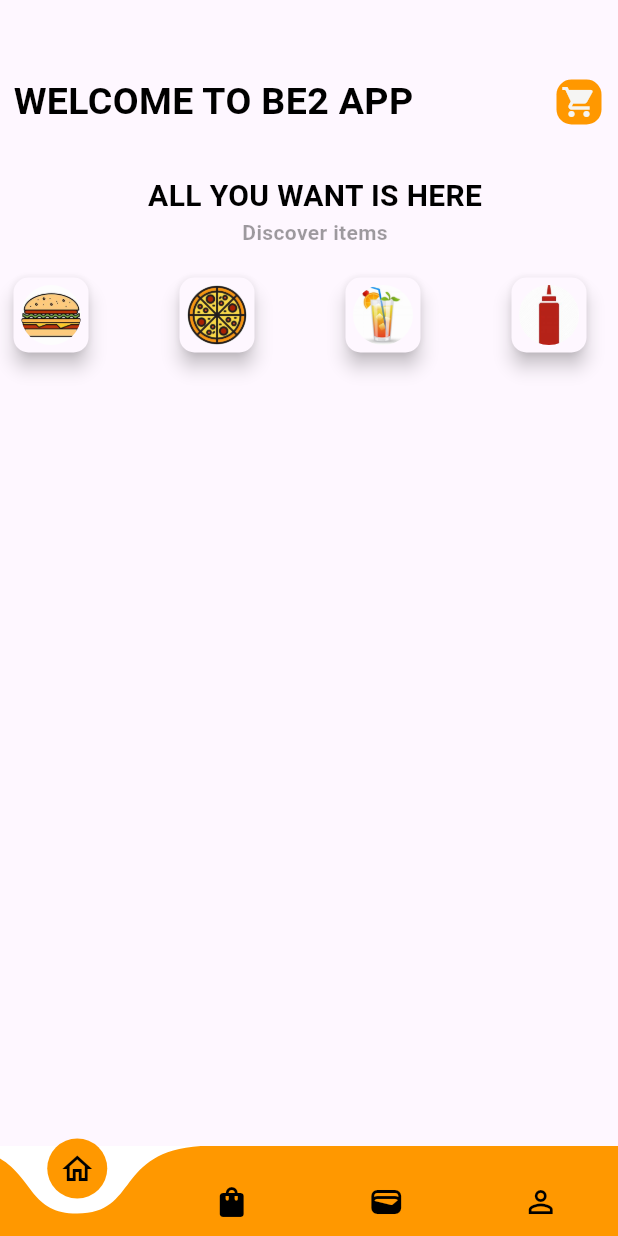
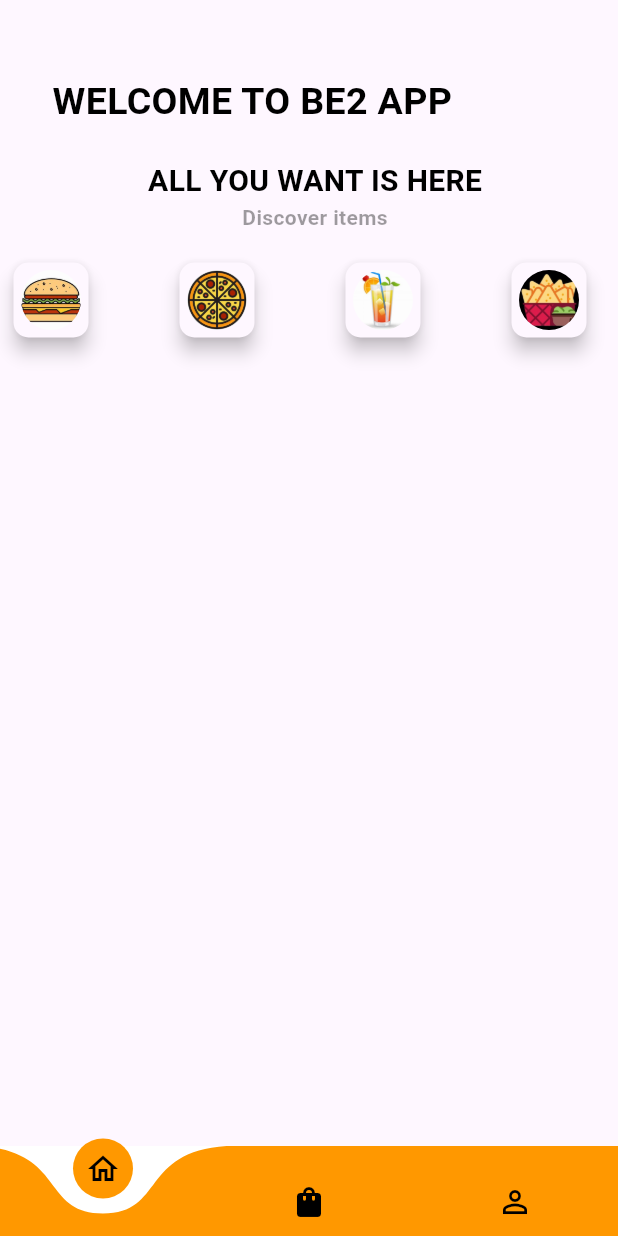
Before and after one commit to ACICT-DEPI/ONL1_SWD4_S1e-Merkato, a Flutter app: the BottomNav screen opened directly, on a phone screen of 412 x 824 dp. Run offline on Flutter 3.47's test engine with Material 3 defaults, Android fonts, the phone set to English and light mode, and no system bars; drawn by our look-alikes of curved_navigation_bar; our stand-ins replace cloud_firestore, country_code_picker, firebase_auth, firebase_core, firebase_storage, image_picker and 2 more; accounts and stored records are empty.

Commit message:
last one

```diff
--- a/lib/pages/wallet.dart
+++ b/lib/admin/List.dart
@@ -1,12 +1,12 @@
 import 'package:flutter/material.dart';
 import 'package:cloud_firestore/cloud_firestore.dart';
 
-class Wallet extends StatefulWidget {
+class OrdersList extends StatefulWidget {
   @override
-  _WalletState createState() => _WalletState();
+  _OrdersListState createState() => _OrdersListState();
 }
 
-class _WalletState extends State<Wallet> {
+class _OrdersListState extends State<OrdersList> {
   List<bool> orderCheckedList = [];
 
   @override
--- a/lib/admin/add_food.dart
+++ b/lib/admin/add_food.dart
@@ -14,7 +14,7 @@ class AddFood extends StatefulWidget {
 }
 
 class _AddFoodState extends State<AddFood> {
-  final List<String> items = ['Burger', 'Pizza', 'Drinks', 'Sauces'];
+  final List<String> items = ['Burger', 'Pizza', 'Drinks', 'Appetizers'];
   String? value;
   TextEditingController namecontroller = TextEditingController();
   TextEditingController pricecontroller = TextEditingController();
--- a/lib/main.dart
+++ b/lib/main.dart
@@ -12,7 +12,6 @@ import 'package:marwan_be2/pages/details.dart';
 import 'package:marwan_be2/pages/home.dart';
 import 'package:marwan_be2/pages/login.dart';
 import 'package:marwan_be2/pages/singin.dart';
-import 'package:marwan_be2/pages/wallet.dart';
 
 void main() async {
   // // fire base connection
@@ -51,7 +50,7 @@ class MyApp extends StatelessWidget {
           colorScheme: ColorScheme.fromSeed(seedColor: Colors.deepPurple),
           useMaterial3: true,
         ),
-        home: LunchPage());
+        home: BottomNav());
   }
 }
 
--- a/lib/pages/bottomNav.dart
+++ b/lib/pages/bottomNav.dart
@@ -2,80 +2,63 @@ import 'package:flutter/material.dart';
 import 'package:marwan_be2/pages/home.dart';
 import 'package:marwan_be2/pages/order.dart';
 import 'package:marwan_be2/pages/profile.dart';
-import 'package:marwan_be2/pages/wallet.dart';
 import 'package:curved_navigation_bar/curved_navigation_bar.dart';
 
-
-
 class BottomNav extends StatefulWidget {
-  const BottomNav({super.key});
+  const BottomNav({Key? key}) : super(key: key);
 
   @override
   State<BottomNav> createState() => _BottomNavState();
 }
 
 class _BottomNavState extends State<BottomNav> {
-  int currenTabindex=0;
+  int currentIndex = 0;
 
-// HOME PAGE NAV BAR ADDING
-  late List<Widget>pages;
-  late Widget curretPage;
-  late Home homepage;
-  late Profile profile;
-  late Order order;
-  late Wallet wallet;
+  late List<Widget> pages;
+  late Home homePage;
+  late Profile profilePage;
+  late Order orderPage;
 
   @override
   void initState() {
-    homepage=Home();
-    order=Order();
-    wallet=Wallet();
-    profile=Profile();
+    homePage = Home();
+    orderPage = Order();
+    profilePage = Profile();
 
-    pages=[homepage,order,wallet,profile];
-
+    pages = [homePage, orderPage, profilePage];
 
     super.initState();
   }
 
-
-
   @override
   Widget build(BuildContext context) {
-    return  Scaffold(
-        bottomNavigationBar: CurvedNavigationBar
-        (
-           height:60.0 ,
+    return Scaffold(
+      bottomNavigationBar: CurvedNavigationBar(
+        height: 60.0,
         backgroundColor: Colors.white,
         color: Colors.orange,
-
-           animationDuration: Duration(milliseconds: 500) ,
-           onTap: (int index){
+        animationDuration: Duration(milliseconds: 500),
+        onTap: (int index) {
           setState(() {
-                currenTabindex=index;
+            currentIndex = index;
           });
-
         },
-
-          items:
-        [Icon
-        (Icons.home_outlined,
+        items: [
+          Icon(
+            Icons.home_outlined,
             color: Colors.black,
           ),
-        Icon
-        (Icons.shopping_bag_rounded,
+          Icon(
+            Icons.shopping_bag_rounded,
             color: Colors.black,
           ),
-        Icon
-        (Icons.wallet_outlined,
+          Icon(
+            Icons.person_outline,
             color: Colors.black,
           ),
-        Icon
-        (Icons.person_outline,
-        color: Colors.black,
+        ],
       ),
-        ] ),
-        body: pages[currenTabindex],
+      body: pages[currentIndex],
     );
   }
 }
--- a/lib/pages/details.dart
+++ b/lib/pages/details.dart
@@ -51,7 +51,7 @@ class _DetailsState extends State<Details> {
           ScaffoldMessenger.of(context).showSnackBar(
             SnackBar(
               backgroundColor: Colors.orangeAccent,
-              duration: Duration(milliseconds: 300),
+              duration: Duration(milliseconds: 600),
               content: Text("Item added to cart", style: Appwidget.HeadLinetextFeildStyle()),
             ),
           );
--- a/lib/pages/home.dart
+++ b/lib/pages/home.dart
@@ -135,24 +135,14 @@ class _HomeState extends State<Home> {
             Row(
               mainAxisAlignment: MainAxisAlignment.spaceBetween,
               children: [
-                Text('WELCOME TO BE2 APP',
+                Text('    WELCOME TO BE2 APP',
                     style: Appwidget.boldTextFeildStyle()),
-                Container(
-                  margin: EdgeInsets.only(right: 10.0),
-                  padding: EdgeInsets.all(3),
-                  decoration: BoxDecoration(
-                      color: Colors.orange,
-                      borderRadius: BorderRadius.circular(10)),
-                  child: Icon(
-                    Icons.shopping_cart,
-                    color: Color.fromARGB(255, 245, 245, 243),
-                  ),
-                ),
+
               ],
             ),
 
             SizedBox(
-              height: 30,
+              height: 20,
             ),
             Text('ALL YOU WANT IS HERE',
                 style: Appwidget.HeadLinetextFeildStyle()),
@@ -283,7 +273,7 @@ class _HomeState extends State<Home> {
             Pizza = false;
             Drinks = false;
             Sauces = true;
-            fooditemStream = await DatabaseMethods().getFoodItem("Sauces");
+            fooditemStream = await DatabaseMethods().getFoodItem("Appetizers");
             setState(() {});
           },
           child: Material(
@@ -298,7 +288,7 @@ class _HomeState extends State<Home> {
               child: ClipRRect(
                 borderRadius: BorderRadius.circular(20),
                 child: Image.asset(
-                  'images/sauces.png',
+                  'images/extras.png',
                   height: 40.0,
                   width: 40.0,
                   fit: BoxFit.cover,
```
Also changed, not shown: lib/admin/home_admin.dart (+4 -4 lines), lib/pages/order.dart (+6 -2 lines), lib/pages/profile.dart (+60 -58 lines), images/addd.png (renamed from images/add.png), images/extras.png (added), images/plus.png (added), images/wallet.png (deleted). Lines whose indentation alone changed are shown as unchanged.
